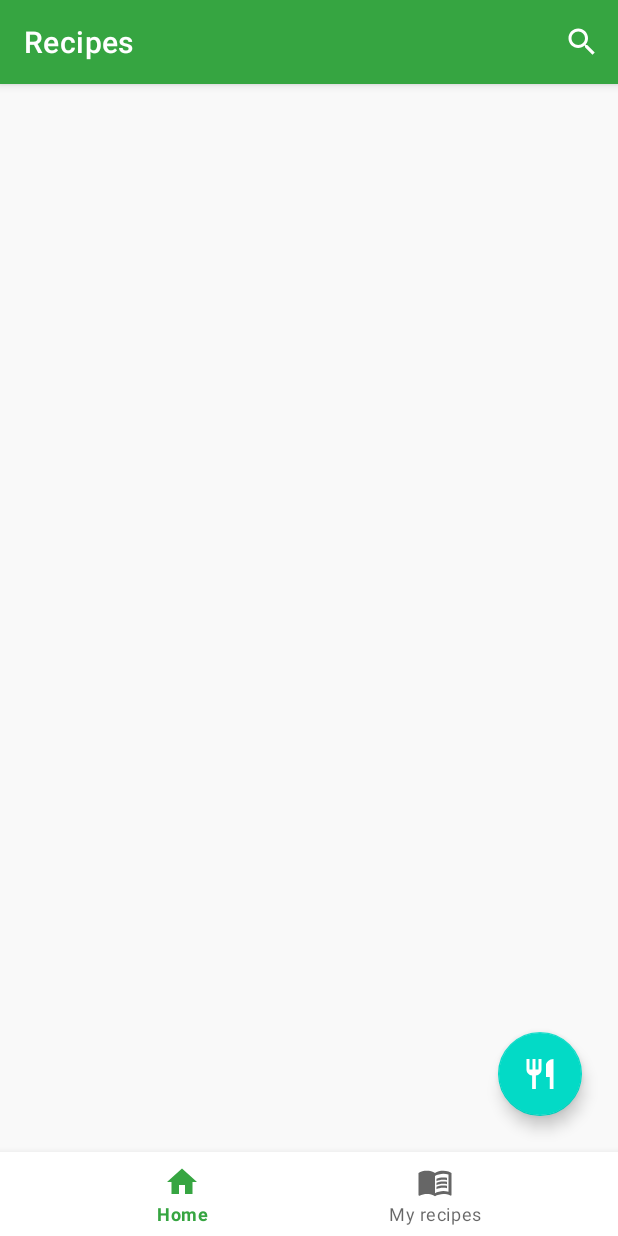
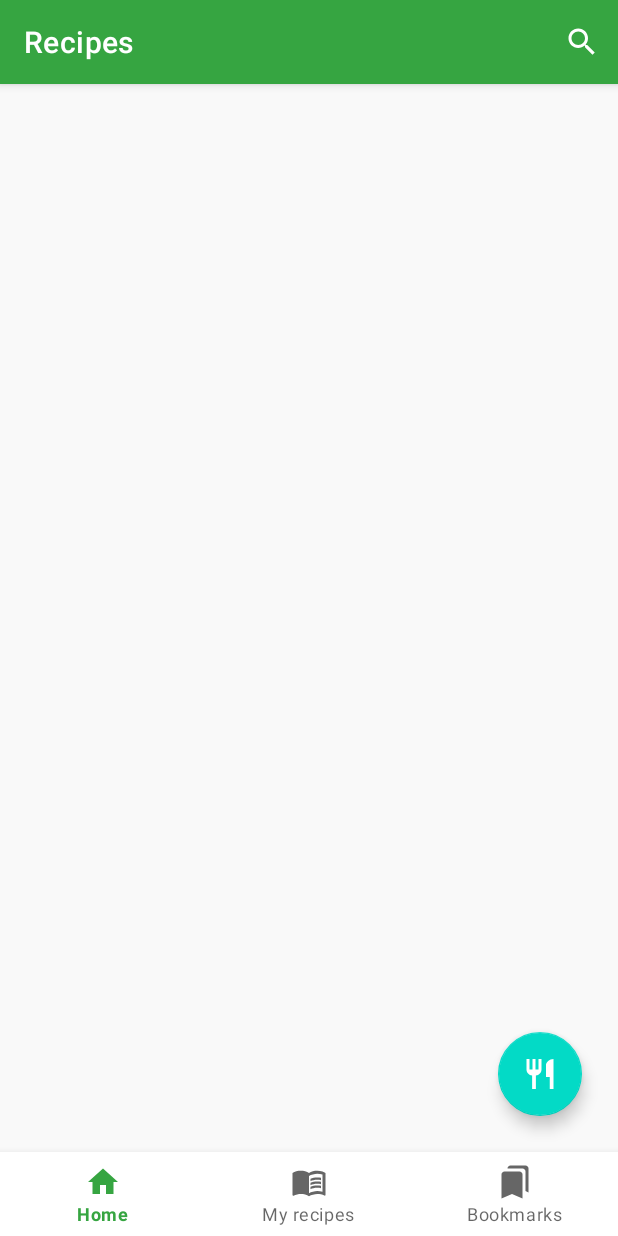
Before and after one commit to NikTrofimchuk/Cookbook, an Android app: the screen it shows after launch (MainActivity), on a phone screen of 412 x 824 dp. Run offline under Robolectric (Android 15) with nearby library versions, the phone set to English and light mode, and no system bars; our stand-ins replace Dagger/Hilt's generated code, Room's generated code, Shimmer, data binding, navigation-ui; libraries missing offline, so code that uses them is left out: androidx.hilt.lifecycle; plain views replace ShimmerRecyclerView; Roboto replaces fonts that are not available here; 11 statements that could not run were skipped.

Commit message:
Bookmarks Fragment added

```diff
--- a/app/src/main/res/drawable/ic_bookmarks.xml
+++ b/app/src/main/res/drawable/ic_bookmarks.xml
@@ -1,4 +1,4 @@
-<vector android:height="24dp" android:tint="#000000"
+<vector android:height="24dp" android:tint="#FFF"
     android:viewportHeight="24" android:viewportWidth="24"
     android:width="24dp" xmlns:android="http://schemas.android.com/apk/res/android">
     <path android:fillColor="@android:color/white" android:pathData="M19,18l2,1V3c0,-1.1 -0.9,-2 -2,-2H8.99C7.89,1 7,1.9 7,3h10c1.1,0 2,0.9 2,2v13zM15,5H5c-1.1,0 -2,0.9 -2,2v16l7,-3 7,3V7c0,-1.1 -0.9,-2 -2,-2z"/>
--- a/app/src/main/res/layout/activity_details.xml
+++ b/app/src/main/res/layout/activity_details.xml
@@ -20,7 +20,7 @@
             android:id="@+id/toolbar"
             android:layout_width="match_parent"
             android:layout_height="wrap_content"
-            app:title="@string/title_details"/>
+            app:title="@string/title_details" />
 
         <com.google.android.material.tabs.TabLayout
             android:id="@+id/tabLayout"
--- a/app/src/main/res/menu/bottom_nav_menu.xml
+++ b/app/src/main/res/menu/bottom_nav_menu.xml
@@ -11,4 +11,9 @@
         android:icon="@drawable/ic_menu_book"
         android:title="@string/title_my_recipes" />
 
+    <item
+        android:id="@+id/navigation_bookmarks"
+        android:icon="@drawable/ic_bookmarks"
+        android:title="@string/title_bookmarks" />
+
 </menu>
--- a/app/src/main/res/navigation/my_nav.xml
+++ b/app/src/main/res/navigation/my_nav.xml
@@ -68,4 +68,10 @@
             app:argType="com.example.cookbook.data.database.MyRecipesEntity" />
     </activity>
 
+    <fragment
+        android:id="@+id/navigation_bookmarks"
+        android:name="com.example.cookbook.ui.fragments.BookmarksFragment"
+        android:label="fragment_bookmarks"
+        tools:layout="@layout/fragment_bookmarks" />
+
 </navigation>
```
Also changed, not shown: app/src/main/java/com/example/cookbook/ui/DetailsActivity.kt (+10 -0 lines), app/src/main/java/com/example/cookbook/ui/fragments/BookmarksFragment.kt (added, +20 -0 lines), app/src/main/res/layout/fragment_bookmarks.xml (+1 -21 lines), app/src/main/res/menu/addinbookmarks_menu.xml (added, +11 -0 lines).
